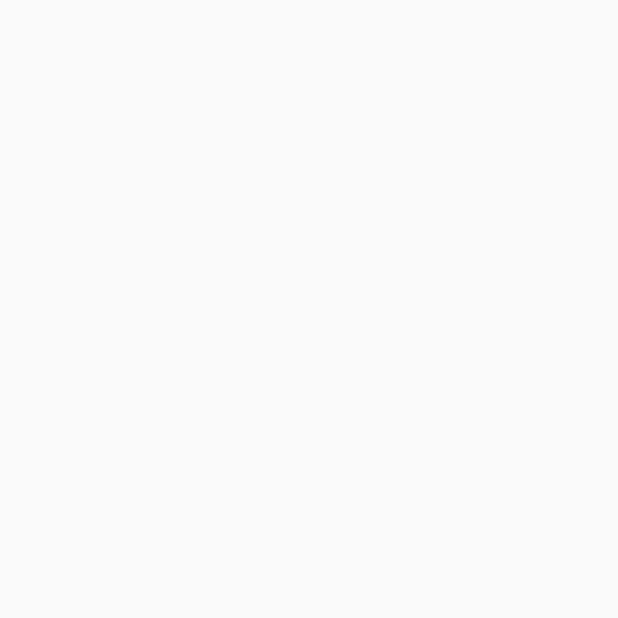
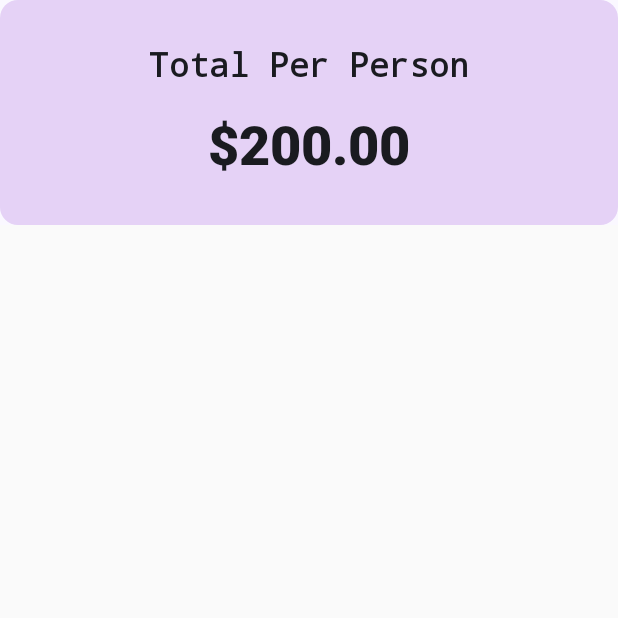
Before and after one commit to abhisekadhikari/TipTap, an Android app built with Jetpack Compose: the screen it shows after launch (MainActivity), on a phone screen of 412 x 824 dp, the top half of it. Before the commit the part shown is empty. Run offline under Robolectric (Android 15) with nearby library versions, the phone set to English and light mode, and no system bars.

Commit message:
Finished Header Part

```diff
--- a/app/src/main/java/com/abhitech/tiptap/MainActivity.kt
+++ b/app/src/main/java/com/abhitech/tiptap/MainActivity.kt
@@ -3,17 +3,34 @@ package com.abhitech.tiptap
 import android.os.Bundle
 import androidx.activity.ComponentActivity
 import androidx.activity.compose.setContent
+import androidx.compose.foundation.layout.Arrangement
+import androidx.compose.foundation.layout.Column
+import androidx.compose.foundation.layout.fillMaxWidth
+import androidx.compose.foundation.layout.height
+import androidx.compose.foundation.layout.padding
+import androidx.compose.foundation.shape.CircleShape
+import androidx.compose.foundation.shape.CornerSize
+import androidx.compose.material3.MaterialTheme
 import androidx.compose.material3.Surface
 import androidx.compose.material3.Text
 import androidx.compose.runtime.Composable
+import androidx.compose.ui.Alignment
+import androidx.compose.ui.Modifier
+import androidx.compose.ui.draw.clip
+import androidx.compose.ui.graphics.Color
+import androidx.compose.ui.text.font.FontFamily
+import androidx.compose.ui.text.font.FontWeight
 import androidx.compose.ui.tooling.preview.Preview
+import androidx.compose.ui.unit.dp
 import com.abhitech.tiptap.ui.theme.TipTapTheme
 
 class MainActivity : ComponentActivity() {
     override fun onCreate(savedInstanceState: Bundle?) {
         super.onCreate(savedInstanceState)
         setContent {
-
+            MyApp {
+                TopHeader()
+            }
         }
     }
 }
@@ -31,16 +48,46 @@ fun MyApp(content: @Composable () -> Unit) {
 
 // <=========
 
+@Preview
+@Composable
+fun TopHeader(totalPerPerson: Double = 200.0) {
+    Surface(
+        modifier = Modifier
+            .fillMaxWidth()
+            .height(150.dp)
+            .clip(shape = CircleShape.copy(all = CornerSize(12.dp))),
+        // OR
+        //.clip(shape = RoundedCornerShape(CornerSize(12.dp))),
+        color = Color(229, 210, 246, 255)
+    ) {
+        Column(
+            modifier = Modifier.padding(12.dp),
+            verticalArrangement = Arrangement.SpaceEvenly,
+            horizontalAlignment = Alignment.CenterHorizontally
+        ) {
+            val total = "%.2f".format(totalPerPerson)
+            Text(
+                text = "Total Per Person",
+                style = MaterialTheme.typography.titleLarge,
+                fontWeight = FontWeight.Bold,
+                fontFamily = FontFamily.Monospace
+            )
+            Text(
+                text = "$$total",
+                style = MaterialTheme.typography.displaySmall,
+                fontWeight = FontWeight.ExtraBold
+            )
+        }
+    }
+}
 
 
-
-
-@Preview(showBackground = true)
+//@Preview(showBackground = true)
 @Composable
 fun GreetingPreview() {
     TipTapTheme {
         MyApp {
-            Text(text = "Hello World!")
+
         }
     }
 }
```
